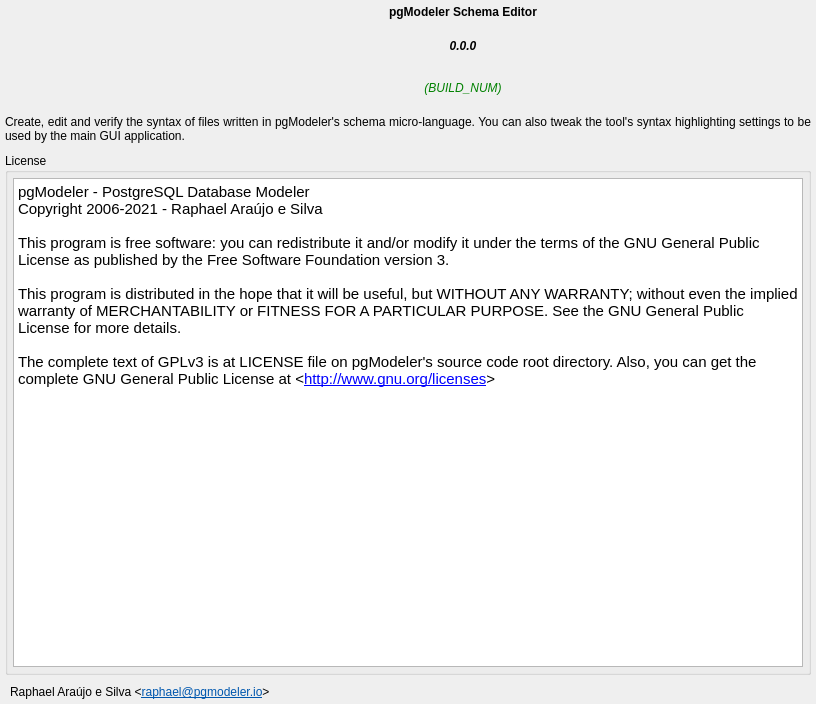
The window that apps/pgmodeler-se/ui/aboutwidget.ui (pgmodeler/pgmodeler) describes before a commit, drawn with Qt 5.
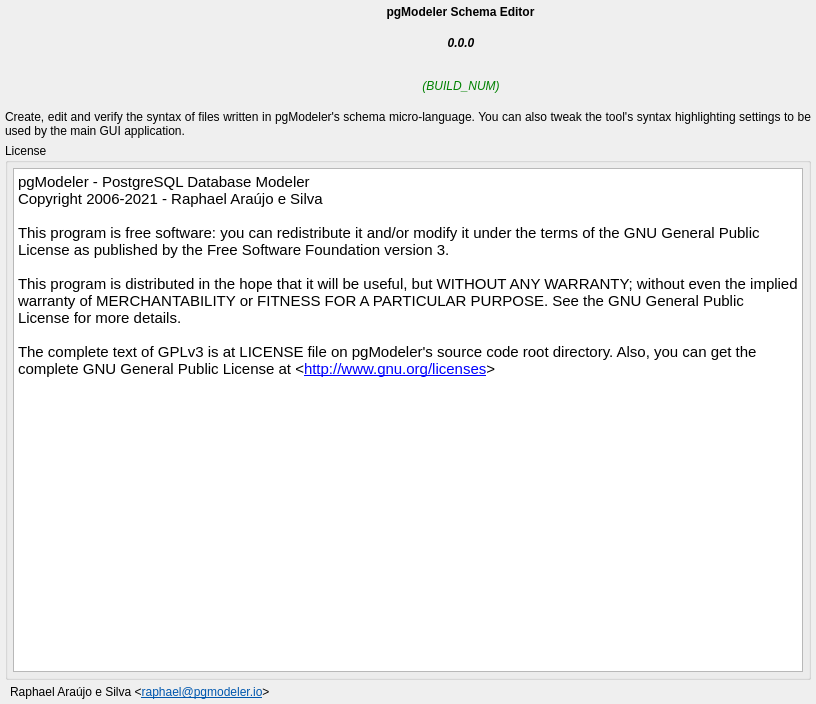
The same window after the commit. Icons and pictures are not drawn.

Patch:
```diff
--- a/apps/pgmodeler-se/ui/aboutwidget.ui
+++ b/apps/pgmodeler-se/ui/aboutwidget.ui
@@ -52,7 +52,7 @@
     <number>5</number>
    </property>
    <property name="spacing">
-    <number>10</number>
+    <number>5</number>
    </property>
    <item row="0" column="0">
     <widget class="QLabel" name="label">
@@ -113,7 +113,6 @@
        </property>
        <property name="font">
         <font>
-         <weight>75</weight>
          <bold>true</bold>
         </font>
        </property>
@@ -150,7 +149,6 @@
        </property>
        <property name="font">
         <font>
-         <weight>75</weight>
          <italic>true</italic>
          <bold>true</bold>
         </font>
@@ -226,7 +224,6 @@
        </property>
        <property name="font">
         <font>
-         <weight>50</weight>
          <italic>true</italic>
          <bold>false</bold>
         </font>
@@ -332,10 +329,10 @@
         </property>
         <property name="html">
          <string notr="true">&lt;!DOCTYPE HTML PUBLIC &quot;-//W3C//DTD HTML 4.0//EN&quot; &quot;http://www.w3.org/TR/REC-html40/strict.dtd&quot;&gt;
-&lt;html&gt;&lt;head&gt;&lt;meta name=&quot;qrichtext&quot; content=&quot;1&quot; /&gt;&lt;style type=&quot;text/css&quot;&gt;
+&lt;html&gt;&lt;head&gt;&lt;meta name=&quot;qrichtext&quot; content=&quot;1&quot; /&gt;&lt;meta charset=&quot;utf-8&quot; /&gt;&lt;style type=&quot;text/css&quot;&gt;
 p, li { white-space: pre-wrap; }
-&lt;/style&gt;&lt;/head&gt;&lt;body style=&quot; font-family:'Noto Sans'; font-size:10pt; font-weight:400; font-style:normal;&quot;&gt;
-&lt;p style=&quot; margin-top:12px; margin-bottom:12px; margin-left:0px; margin-right:0px; -qt-block-indent:0; text-indent:0px;&quot;&gt;&lt;span style=&quot; font-family:'Courier'; font-size:11pt;&quot;&gt;pgModeler - PostgreSQL Database Modeler&lt;br /&gt;Copyright 2006-2021 - Raphael Araújo e Silva&lt;br /&gt;&lt;br /&gt;This program is free software: you can redistribute it and/or modify it under the terms of the GNU General Public License as published by the Free Software Foundation version 3.&lt;br /&gt;&lt;br /&gt;This program is distributed in the hope that it will be useful, but WITHOUT ANY WARRANTY; without even the implied warranty of MERCHANTABILITY or FITNESS FOR A PARTICULAR PURPOSE. See the GNU General Public License for more details.&lt;br /&gt;&lt;br /&gt;The complete text of GPLv3 is at LICENSE file on pgModeler's source code root directory. Also, you can get the complete GNU General Public License at &amp;lt;&lt;/span&gt;&lt;a href=&quot;http://www.gnu.org/licenses&quot;&gt;&lt;span style=&quot; font-family:'Courier'; font-size:11pt; text-decoration: underline; color:#0000ff;&quot;&gt;http://www.gnu.org/licenses&lt;/span&gt;&lt;/a&gt;&lt;span style=&quot; font-family:'Courier'; font-size:11pt;&quot;&gt;&amp;gt;&lt;/span&gt;&lt;/p&gt;&lt;/body&gt;&lt;/html&gt;</string>
+&lt;/style&gt;&lt;/head&gt;&lt;body style=&quot; font-family:'Noto Sans'; font-size:11pt; font-weight:400; font-style:normal;&quot;&gt;
+&lt;p style=&quot; margin-top:12px; margin-bottom:12px; margin-left:0px; margin-right:0px; -qt-block-indent:0; text-indent:0px;&quot;&gt;&lt;span style=&quot; font-family:'Courier';&quot;&gt;pgModeler - PostgreSQL Database Modeler&lt;br /&gt;Copyright 2006-2021 - Raphael Araújo e Silva&lt;br /&gt;&lt;br /&gt;This program is free software: you can redistribute it and/or modify it under the terms of the GNU General Public License as published by the Free Software Foundation version 3.&lt;br /&gt;&lt;br /&gt;This program is distributed in the hope that it will be useful, but WITHOUT ANY WARRANTY; without even the implied warranty of MERCHANTABILITY or FITNESS FOR A PARTICULAR PURPOSE. See the GNU General Public License for more details.&lt;br /&gt;&lt;br /&gt;The complete text of GPLv3 is at LICENSE file on pgModeler's source code root directory. Also, you can get the complete GNU General Public License at &amp;lt;&lt;/span&gt;&lt;a href=&quot;http://www.gnu.org/licenses&quot;&gt;&lt;span style=&quot; font-family:'Courier'; text-decoration: underline; color:#0000ff;&quot;&gt;http://www.gnu.org/licenses&lt;/span&gt;&lt;/a&gt;&lt;span style=&quot; font-family:'Courier';&quot;&gt;&amp;gt;&lt;/span&gt;&lt;/p&gt;&lt;/body&gt;&lt;/html&gt;</string>
         </property>
         <property name="acceptRichText">
          <bool>false</bool>
```
